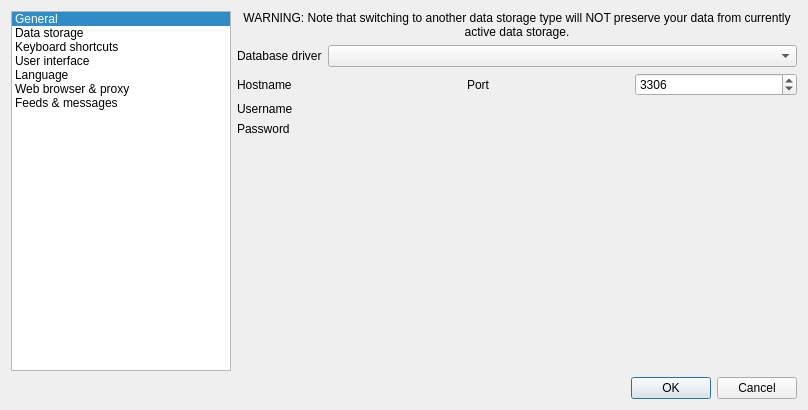
Old version of the form src/gui/formsettings.ui in the repository martinrotter/rssguard.
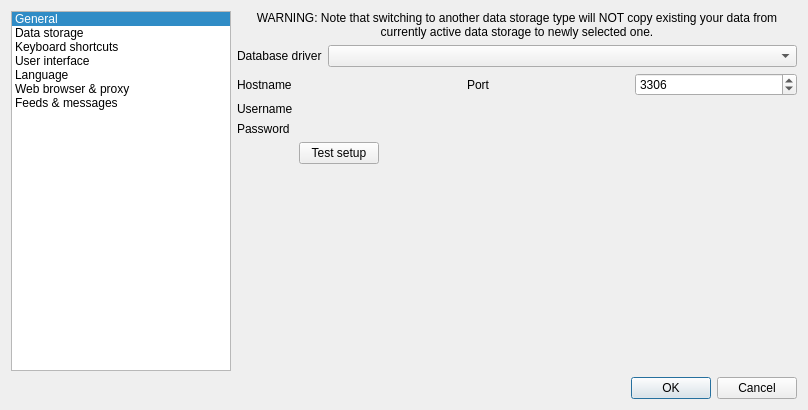
New version of the form. The open tabs and pages were chosen to show the change. Custom widgets are drawn as their Qt base class.

Commit message: MySQL backend now takes data from settings.

What changed in the file:
```diff
--- a/src/gui/formsettings.ui
+++ b/src/gui/formsettings.ui
@@ -125,7 +125,7 @@
        <item row="0" column="0" colspan="2">
         <widget class="QLabel" name="m_lblDataStorageWarning">
          <property name="text">
-          <string>WARNING: Note that switching to another data storage type will NOT preserve your data from currently active data storage.</string>
+          <string>WARNING: Note that switching to another data storage type will NOT copy existing your data from currently active data storage to newly selected one.</string>
          </property>
          <property name="alignment">
           <set>Qt::AlignCenter</set>
@@ -276,6 +276,33 @@
            <item row="2" column="1">
             <widget class="LineEditWithStatus" name="m_txtMysqlPassword" native="true"/>
            </item>
+           <item row="3" column="1">
+            <layout class="QHBoxLayout" name="horizontalLayout_11">
+             <item>
+              <widget class="QPushButton" name="m_btnMysqlTestSetup">
+               <property name="text">
+                <string>Test setup</string>
+               </property>
+               <property name="flat">
+                <bool>false</bool>
+               </property>
+              </widget>
+             </item>
+             <item>
+              <spacer name="horizontalSpacer">
+               <property name="orientation">
+                <enum>Qt::Horizontal</enum>
+               </property>
+               <property name="sizeHint" stdset="0">
+                <size>
+                 <width>40</width>
+                 <height>20</height>
+                </size>
+               </property>
+              </spacer>
+             </item>
+            </layout>
+           </item>
           </layout>
          </widget>
         </widget>
```
Left out of the diff: 140 changed lines with no effect on the pictures. The commit also changes 4 other files.
